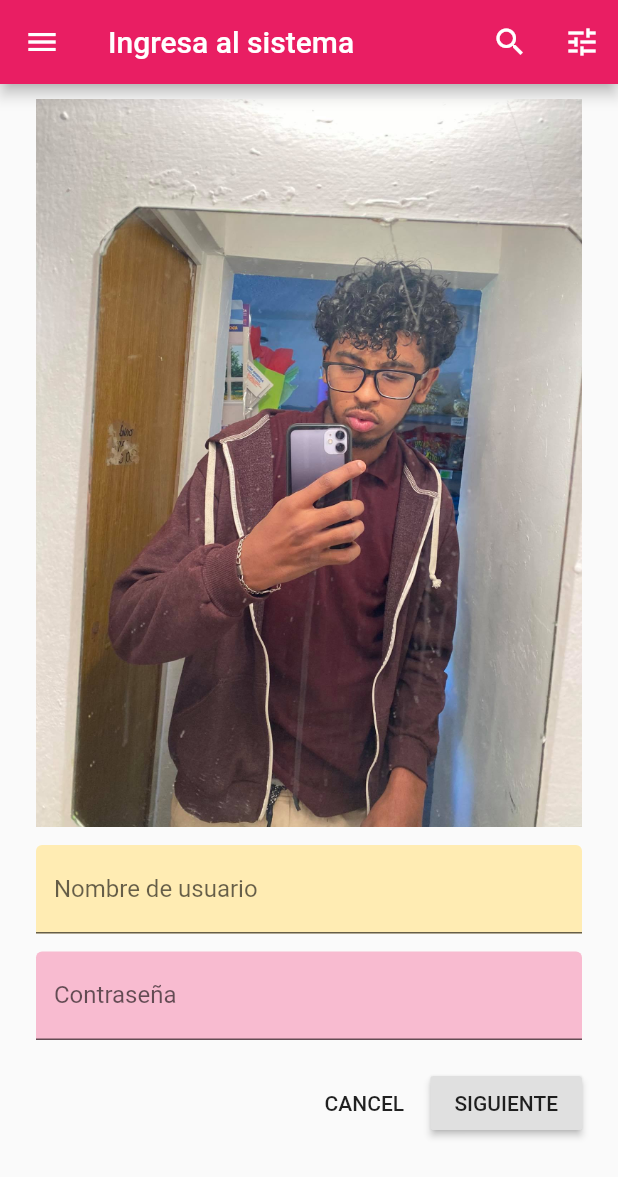
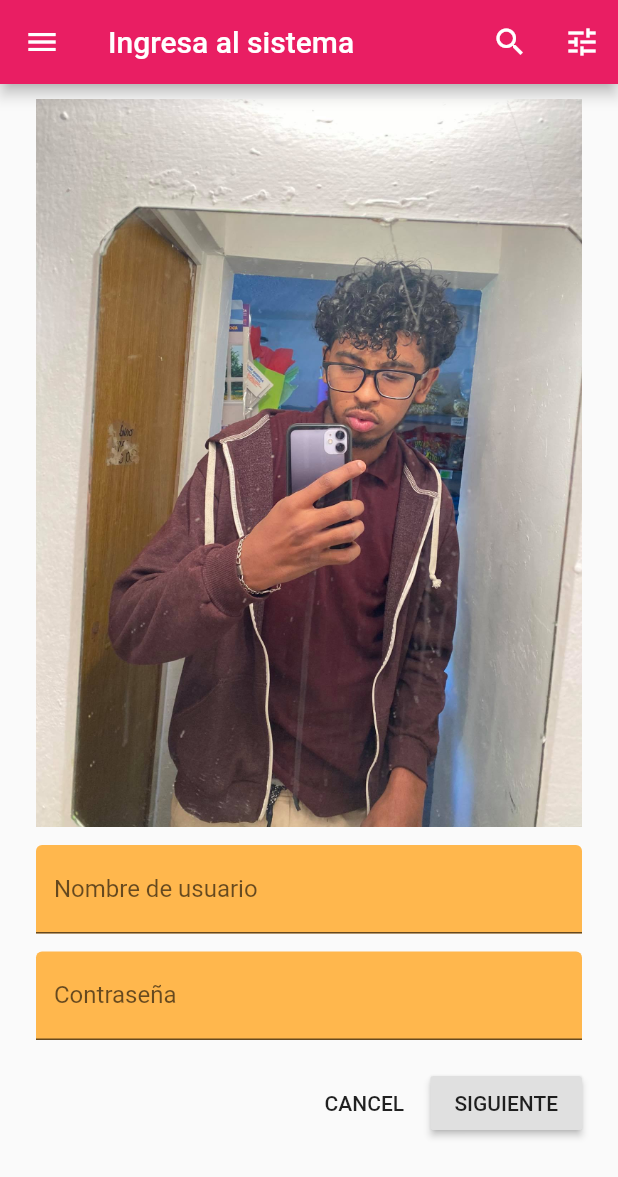
Before and after one commit to YahirS/loginSencillo, a Flutter app: the screen it shows after launch, on a phone screen of 412 x 824 dp. Shown: the top 1177 px of the screen. Run offline on Flutter 3.47's test engine with Material 2 defaults, Android fonts, the phone set to English and light mode, and no system bars.

```diff
--- a/lib/main.dart
+++ b/lib/main.dart
@@ -89,7 +89,7 @@ class _IngresoSistemaState extends State<IngresoSistema> {
                   TextField(
                     decoration: InputDecoration(
                       filled: true,
-                       fillColor: Colors.amber[100],
+                      fillColor: Colors.orange[300],
                       labelText: 'Nombre de usuario',
                     ),
                   ),
@@ -97,7 +97,7 @@ class _IngresoSistemaState extends State<IngresoSistema> {
                   TextField(
                     decoration: InputDecoration(
                       filled: true,
-                      fillColor: Colors.pink[100],
+                      fillColor: Colors.orange[300],
                       labelText: 'Contraseña',
                     ),
                     obscureText: true,
@@ -132,7 +132,7 @@ class _IngresoSistemaState extends State<IngresoSistema> {
               ) // fin columna
             //fin de if verdade
             else
-            Center(
+              Center(
                 child: Column(
                   children: <Widget>[
                     Text('YAY, Estoy ingresado'),
@@ -145,9 +145,9 @@ class _IngresoSistemaState extends State<IngresoSistema> {
                         });
                       },
                     )
-                  ],// fin de ninos widget
+                  ], // fin de ninos widget
                 ),
-              )//fin de if falso
+              ) //fin de if falso
           ], // fin de children widget
         ), // fin de body
       ), // fin de Safearea
```
Also changed, not shown: 1 other file.
